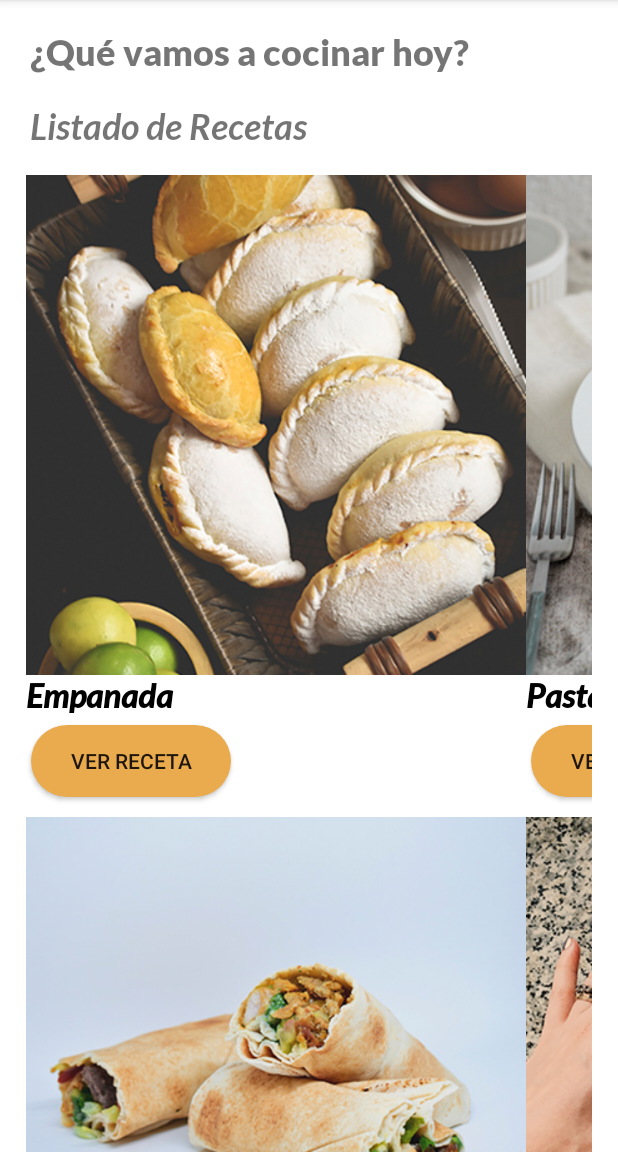
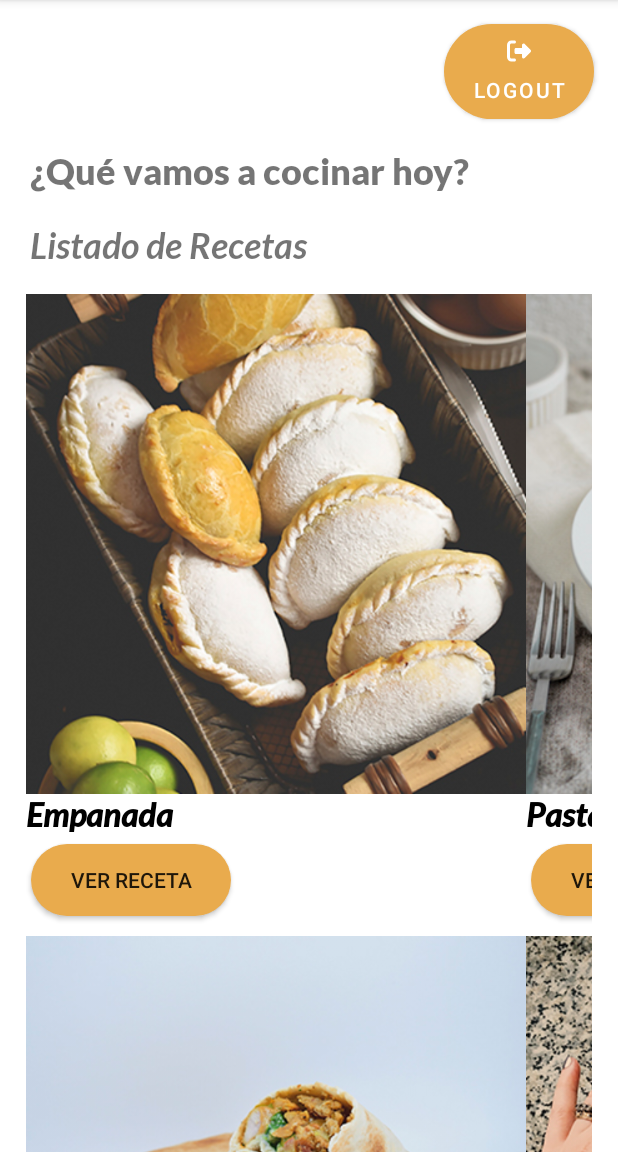
Before and after one commit to VickyTroiano/final-am-acn4a-baldizzone-troiano, an Android app: the screen it shows after launch once a user with an empty profile is signed in (MainActivity), on a phone screen of 412 x 824 dp, the part 84-1236 px from its top. Run offline under Robolectric (Android 15) with nearby library versions, the phone set to English and light mode, and no system bars; our stand-ins replace Firebase (no records; nobody signed in at launch, a user with empty details on screens opened directly).

Commit message:
feat: method logout

```diff
--- a/app/src/main/java/com/example/recepediapp/LoginActivity.java
+++ b/app/src/main/java/com/example/recepediapp/LoginActivity.java
@@ -44,6 +44,9 @@ public class LoginActivity extends AppCompatActivity {
                         }
                     }
                 });
+
+
+
     }
 
     @Override
--- a/app/src/main/java/com/example/recepediapp/MainActivity.java
+++ b/app/src/main/java/com/example/recepediapp/MainActivity.java
@@ -155,8 +155,8 @@ public class MainActivity extends AppCompatActivity {
         }
     }
 
-    private void reload() {
-        // Lógica para recargar la interfaz de usuario cuando el usuario está autenticado
+    public void logout(View v){
+        mAuth.signOut();
 
     }
 }
--- /dev/null
+++ b/app/src/main/res/drawable/logout.xml
@@ -0,0 +1,9 @@
+<vector xmlns:android="http://schemas.android.com/apk/res/android"
+    android:width="16dp"
+    android:height="16dp"
+    android:viewportWidth="512"
+    android:viewportHeight="512">
+  <path
+      android:pathData="M377.9,105.9L500.7,228.7c7.2,7.2 11.3,17.1 11.3,27.3s-4.1,20.1 -11.3,27.3L377.9,406.1c-6.4,6.4 -15,9.9 -24,9.9c-18.7,0 -33.9,-15.2 -33.9,-33.9l0,-62.1 -128,0c-17.7,0 -32,-14.3 -32,-32l0,-64c0,-17.7 14.3,-32 32,-32l128,0 0,-62.1c0,-18.7 15.2,-33.9 33.9,-33.9c9,0 17.6,3.6 24,9.9zM160,96L96,96c-17.7,0 -32,14.3 -32,32l0,256c0,17.7 14.3,32 32,32l64,0c17.7,0 32,14.3 32,32s-14.3,32 -32,32l-64,0c-53,0 -96,-43 -96,-96L0,128C0,75 43,32 96,32l64,0c17.7,0 32,14.3 32,32s-14.3,32 -32,32z"
+      android:fillColor="#ffffff"/>
+</vector>
--- a/app/src/main/res/layout/activity_main.xml
+++ b/app/src/main/res/layout/activity_main.xml
@@ -6,11 +6,36 @@
     android:layout_height="match_parent"
     tools:context=".MainActivity">
 
+
+    <Button
+        android:id="@+id/buttonLogout"
+        android:layout_width="100dp"
+        android:layout_height="wrap_content"
+        android:layout_margin="16dp"
+        android:background="@drawable/boton_redondeado"
+        android:drawableTop="@drawable/logout"
+        android:drawablePadding="8dp"
+        android:gravity="center"
+        android:onClick="logout"
+        android:text="Logout"
+        android:textColor="@android:color/white"
+
+        app:layout_constraintEnd_toEndOf="parent"
+        app:layout_constraintTop_toTopOf="parent" />
+
+
+
+
+
     <LinearLayout
         android:id="@+id/title"
-        android:layout_width="match_parent"
-        android:layout_height="match_parent"
-        android:orientation="vertical">
+        android:layout_width="0dp"
+        android:layout_height="0dp"
+        android:orientation="vertical"
+        app:layout_constraintTop_toBottomOf="@+id/buttonLogout"
+        app:layout_constraintStart_toStartOf="parent"
+        app:layout_constraintEnd_toEndOf="parent"
+        app:layout_constraintBottom_toBottomOf="parent">
 
         <TextView
             android:id="@+id/headlineText"
@@ -45,10 +70,10 @@
                 android:id="@+id/gridLayout"
                 android:layout_width="match_parent"
                 android:layout_height="wrap_content"
+                android:layout_marginBottom="10dp"
                 android:columnCount="2"
                 android:orientation="horizontal"
-                android:padding="16dp"
-                android:layout_marginBottom="10dp"/>
+                android:padding="16dp" />
         </ScrollView>
 
 
```
